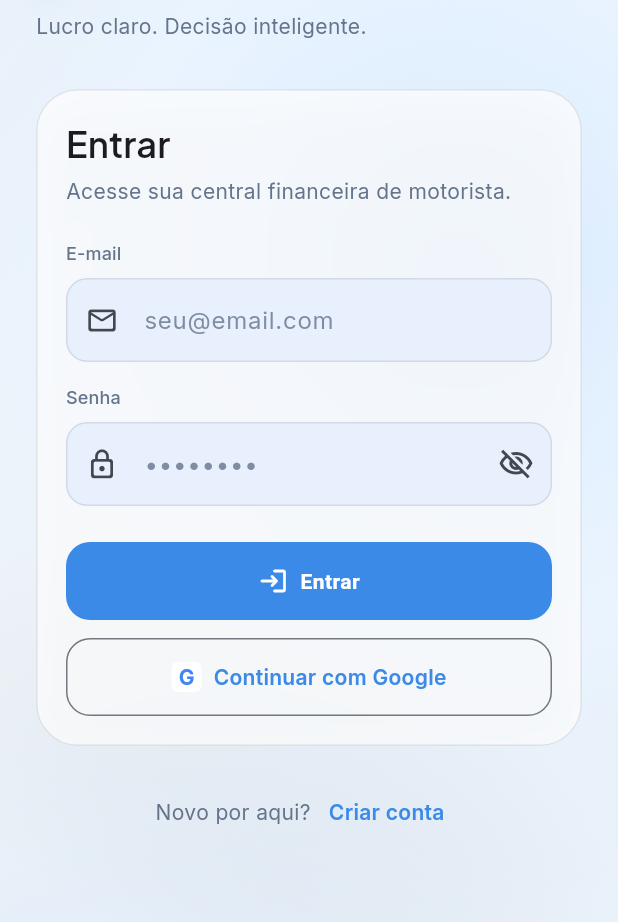
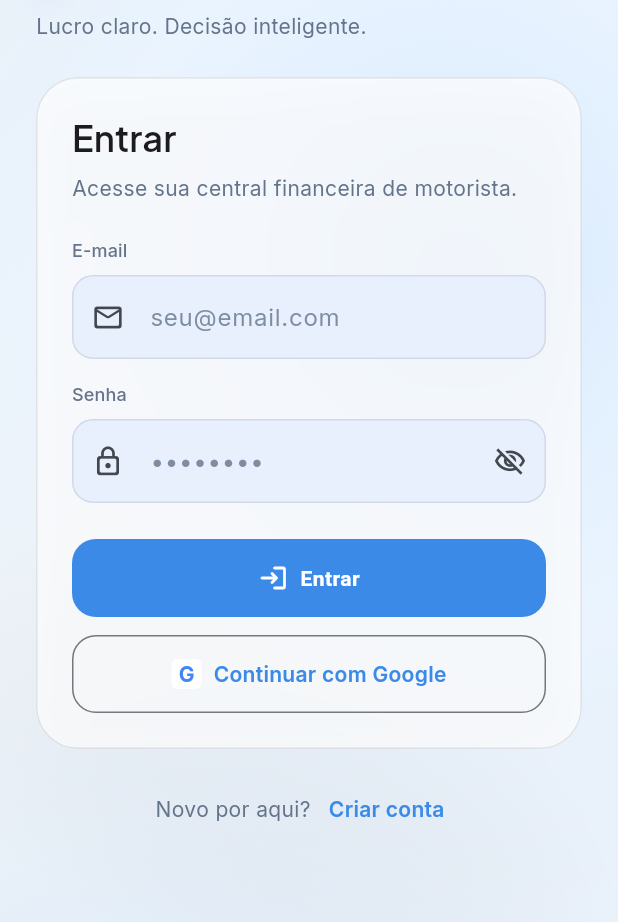
Before and after one commit to solerpedroo/driveflow, a Flutter app: the screen it shows after launch, on a phone screen of 412 x 824 dp, the part 91-1013 px from its top. Run offline on Flutter 3.47's test engine with Material 3 defaults, Android fonts, the phone set to English and light mode, and no system bars; our stand-ins replace cached_network_image, connectivity_plus, dio, file_picker, fl_chart, flutter_hooks and 14 more; missing offline and left inert: google_mlkit_text_recognition; accounts and stored records are empty.

Commit message:
feat(auth): polish login screen with DfCard and staggered entrance
Co-authored-by: Pedro Henrique Contardi Soler <pedrocsoler@hotmail.com>

```diff
--- a/lib/features/authentication/presentation/screens/login_screen.dart
+++ b/lib/features/authentication/presentation/screens/login_screen.dart
@@ -7,13 +7,16 @@ import 'package:hooks_riverpod/hooks_riverpod.dart';
 import '../../../../core/constants/app_constants.dart';
 import '../../../../core/errors/failure.dart';
 import '../../../../core/theme/app_colors.dart';
+import '../../../../core/theme/app_motion.dart';
+import '../../../../core/theme/app_spacing.dart';
 import '../../../../core/utils/validators.dart';
+import '../../../../shared/widgets/design_system/df_button.dart';
+import '../../../../shared/widgets/design_system/df_card.dart';
+import '../../../../shared/widgets/design_system/df_staggered_entrance.dart';
+import '../../../../shared/widgets/design_system/df_text_field.dart';
 import '../../../../shared/widgets/driveflow_brand_logo.dart';
-import '../../../../shared/widgets/driveflow_glass_card.dart';
 import '../../../../shared/widgets/driveflow_gradient_background.dart';
 import '../providers/auth_providers.dart';
-import '../widgets/auth_primary_button.dart';
-import '../widgets/auth_text_field.dart';
 
 /// Login com e-mail/senha e Google OAuth.
 class LoginScreen extends HookConsumerWidget {
@@ -70,31 +73,35 @@ class LoginScreen extends HookConsumerWidget {
         backgroundColor: Colors.transparent,
         body: SafeArea(
           child: SingleChildScrollView(
-            padding: const EdgeInsets.fromLTRB(24, 24, 24, 32),
+            padding: const EdgeInsets.fromLTRB(
+              AppSpacing.screenHorizontal,
+              AppSpacing.screenHorizontal,
+              AppSpacing.screenHorizontal,
+              AppSpacing.xxl,
+            ),
             child: Form(
               key: formKey,
               child: Column(
                 crossAxisAlignment: CrossAxisAlignment.stretch,
                 children: [
                   const DriveFlowBrandLogo(size: LogoSize.medium),
-                  const SizedBox(height: 32),
-                  DriveFlowGlassCard(
-                    child: Column(
-                      crossAxisAlignment: CrossAxisAlignment.stretch,
+                  const SizedBox(height: AppSpacing.xl),
+                  DfCard(
+                    child: DfStaggeredEntrance(
                       children: [
                         Text(
                           'Entrar',
                           style: theme.textTheme.headlineSmall,
                         ),
-                        const SizedBox(height: 6),
+                        const SizedBox(height: AppSpacing.sm),
                         Text(
                           'Acesse sua central financeira de motorista.',
                           style: theme.textTheme.bodyMedium?.copyWith(
                             color: AppColors.secondaryLabel(theme),
                           ),
                         ),
-                        const SizedBox(height: 24),
-                        AuthTextField(
+                        const SizedBox(height: AppSpacing.xl),
+                        DfTextField(
                           controller: emailController,
                           label: 'E-mail',
                           hint: 'seu@email.com',
@@ -104,8 +111,8 @@ class LoginScreen extends HookConsumerWidget {
                           autofillHints: const [AutofillHints.email],
                           validator: Validators.email,
                         ),
-                        const SizedBox(height: 16),
-                        AuthTextField(
+                        const SizedBox(height: AppSpacing.lg),
+                        DfTextField(
                           controller: passwordController,
                           label: 'Senha',
                           hint: '••••••••',
@@ -116,27 +123,33 @@ class LoginScreen extends HookConsumerWidget {
                           validator: Validators.password,
                           onFieldSubmitted: (_) => submit(),
                           suffixIcon: IconButton(
-                            icon: Icon(
-                              obscurePassword.value
-                                  ? Icons.visibility_off_outlined
-                                  : Icons.visibility_outlined,
+                            icon: AnimatedSwitcher(
+                              duration: DriveFlowMotion.fast,
+                              child: Icon(
+                                obscurePassword.value
+                                    ? Icons.visibility_off_outlined
+                                    : Icons.visibility_outlined,
+                                key: ValueKey(obscurePassword.value),
+                                size: 22,
+                              ),
                             ),
                             onPressed: () =>
                                 obscurePassword.value = !obscurePassword.value,
                           ),
                         ),
-                        const SizedBox(height: 24),
-                        AuthPrimaryButton(
+                        const SizedBox(height: AppSpacing.xl),
+                        DfButton(
                           label: 'Entrar',
                           icon: Icons.login_rounded,
                           isLoading: isLoading,
                           onPressed: submit,
                         ),
-                        const SizedBox(height: 12),
-                        AuthOutlinedButton(
+                        const SizedBox(height: AppSpacing.md),
+                        DfButton(
                           label: 'Continuar com Google',
                           isLoading: isLoading,
-                          leading: _GoogleMark(),
+                          leading: const _GoogleMark(),
+                          variant: DfButtonVariant.outlined,
                           onPressed: () => ref
                               .read(authControllerProvider.notifier)
                               .signInWithGoogle(),
@@ -144,7 +157,7 @@ class LoginScreen extends HookConsumerWidget {
                       ],
                     ),
                   ),
-                  const SizedBox(height: 20),
+                  const SizedBox(height: AppSpacing.lg),
                   Row(
                     mainAxisAlignment: MainAxisAlignment.center,
                     children: [
@@ -173,6 +186,8 @@ class LoginScreen extends HookConsumerWidget {
 }
 
 class _GoogleMark extends StatelessWidget {
+  const _GoogleMark();
+
   @override
   Widget build(BuildContext context) {
     return Container(
```
